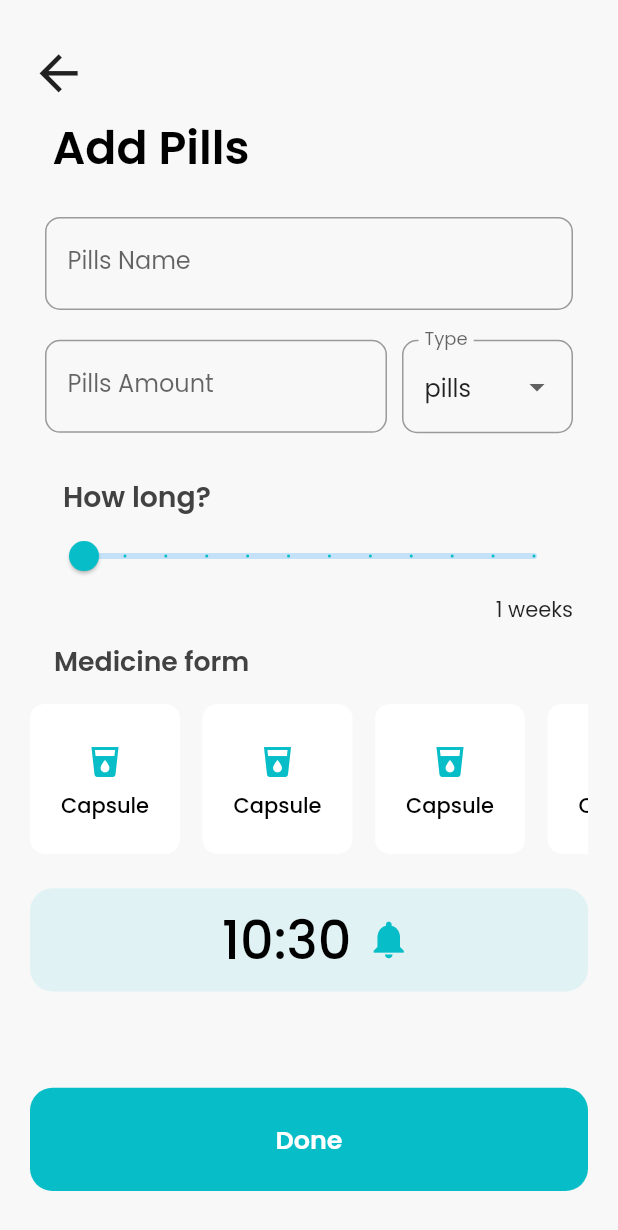
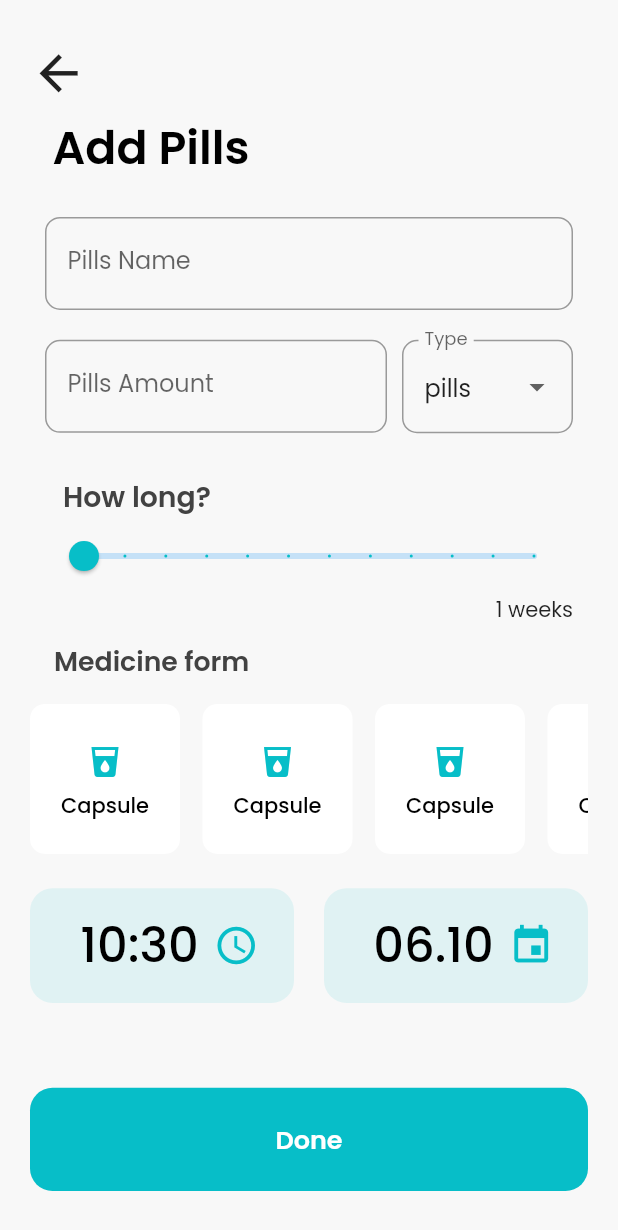
Before and after one commit to gonciuu/Medicine-App-In-Flutter, a Flutter app: the AddNewMedicine screen opened by its route, on a phone screen of 412 x 824 dp. Shown: the top 1230 px of the screen. Run offline on Flutter 3.47's test engine with Material 2 defaults, Android fonts, the phone set to English and light mode, and no system bars; our stand-ins replace auto_size_text.

Commit message:
complete timepicker

```diff
--- a/lib/screens/add_new_medicine/add_new_medicine.dart
+++ b/lib/screens/add_new_medicine/add_new_medicine.dart
@@ -16,7 +16,7 @@ class _AddNewMedicineState extends State<AddNewMedicine> {
 
   int howManyWeeks = 1;
 
-  String hour = DateFormat("HH:mm").format(DateTime.now());
+  DateTime setDate = DateTime.now();
 
   @override
   void initState() {
@@ -26,10 +26,7 @@ class _AddNewMedicineState extends State<AddNewMedicine> {
 
   @override
   Widget build(BuildContext context) {
-    final deviceHeight = MediaQuery
-        .of(context)
-        .size
-        .height - 60.0;
+    final deviceHeight = MediaQuery.of(context).size.height - 60.0;
 
     return Scaffold(
       resizeToAvoidBottomInset: false,
@@ -61,8 +58,7 @@ class _AddNewMedicineState extends State<AddNewMedicine> {
                 child: FittedBox(
                     child: Text(
                   "Add Pills",
-                      style: Theme
-                          .of(context)
+                  style: Theme.of(context)
                       .textTheme
                       .headline3
                       .copyWith(color: Colors.black),
@@ -111,7 +107,13 @@ class _AddNewMedicineState extends State<AddNewMedicine> {
               ),
               Container(
                 width: double.infinity,
-                height: deviceHeight * 0.09,
+                height: deviceHeight * 0.1,
+                child: Row(
+                  mainAxisAlignment: MainAxisAlignment.center,
+                  children: [
+                    Expanded(
+                      child: Container(
+                        height: double.infinity,
                         child: PlatformFlatButton(
                           handler: () => openTimePicker(),
                           buttonChild: Row(
@@ -119,23 +121,56 @@ class _AddNewMedicineState extends State<AddNewMedicine> {
                             children: [
                               SizedBox(width: 10),
                               Text(
-                        this.hour,
+                                DateFormat.Hm().format(this.setDate),
                                 style: TextStyle(
-                            fontSize: 35.0,
+                                    fontSize: 32.0,
                                     color: Colors.black,
                                     fontWeight: FontWeight.w500),
                               ),
                               SizedBox(width: 10),
                               Icon(
-                        Icons.notifications,
+                                Icons.access_time,
                                 size: 30,
-                        color: Theme
-                            .of(context)
-                            .primaryColor,
+                                color: Theme.of(context).primaryColor,
                               )
                             ],
                           ),
                           color: Color.fromRGBO(7, 190, 200, 0.1),
+                        ),
+                      ),
+                    ),
+                    SizedBox(
+                      width: 20,
+                    ),
+                    Expanded(
+                      child: Container(
+                        height: double.infinity,
+                        child: PlatformFlatButton(
+                          handler: () => openTimePicker(),
+                          buttonChild: Row(
+                            mainAxisAlignment: MainAxisAlignment.center,
+                            children: [
+                              SizedBox(width: 10),
+                              Text(
+                                DateFormat("dd.MM").format(this.setDate),
+                                style: TextStyle(
+                                    fontSize: 32.0,
+                                    color: Colors.black,
+                                    fontWeight: FontWeight.w500),
+                              ),
+                              SizedBox(width: 10),
+                              Icon(
+                                Icons.event,
+                                size: 30,
+                                color: Theme.of(context).primaryColor,
+                              )
+                            ],
+                          ),
+                          color: Color.fromRGBO(7, 190, 200, 0.1),
+                        ),
+                      ),
+                    ),
+                  ],
                 ),
               ),
               Spacer(),
@@ -144,9 +179,7 @@ class _AddNewMedicineState extends State<AddNewMedicine> {
                 width: double.infinity,
                 child: PlatformFlatButton(
                   handler: () {},
-                  color: Theme
-                      .of(context)
-                      .primaryColor,
+                  color: Theme.of(context).primaryColor,
                   buttonChild: Text(
                     "Done",
                     style: TextStyle(
@@ -171,10 +204,16 @@ class _AddNewMedicineState extends State<AddNewMedicine> {
 
   Future<void> openTimePicker() async {
     await showTimePicker(
-        context: context, initialTime: TimeOfDay.now(), helpText: "Choose Time")
-        .then((value) =>
-        setState(() =>
-        this.hour =
-            DateFormat("HH:mm").format(DateTime(value.hour, value.hour, value.hour, value.hour, value.minute))));
+            context: context,
+            initialTime: TimeOfDay.now(),
+            helpText: "Choose Time")
+        .then((value) {
+      DateTime newDate = DateTime(setDate.year, setDate.month, setDate.day,
+          value!=null ? value.hour : setDate.hour, value!=null ? value.minute : setDate.minute);
+      setState(() => setDate = newDate);
+    });
   }
+
+
+
 }
```
Lines whose indentation alone changed are shown as unchanged.
